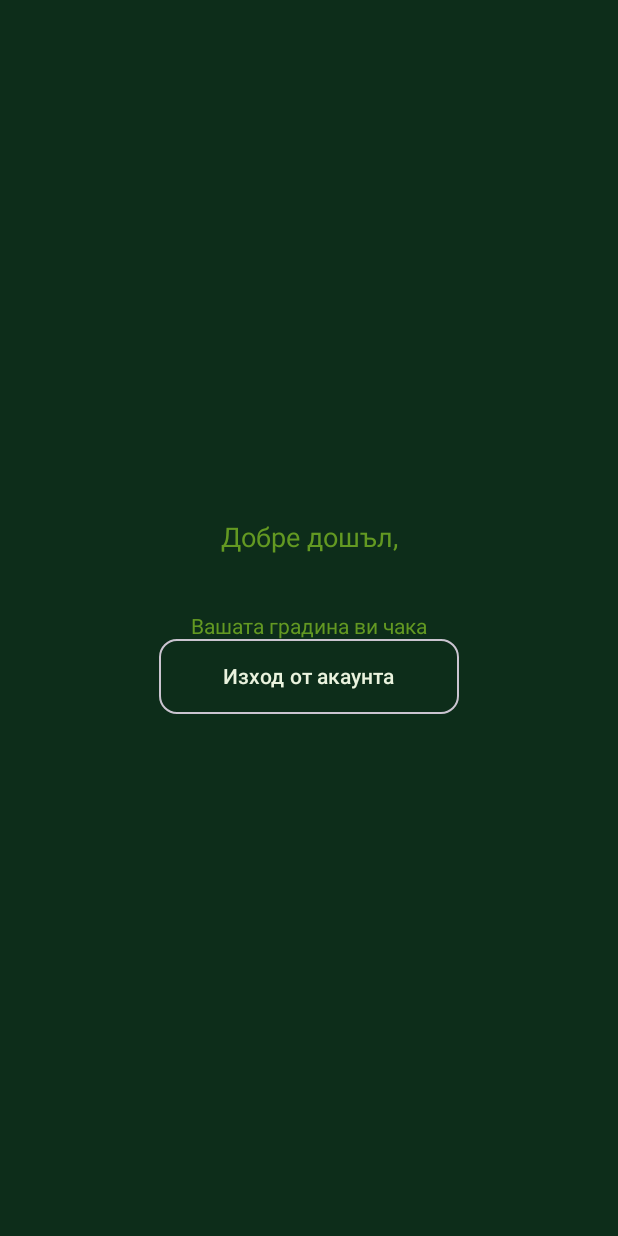
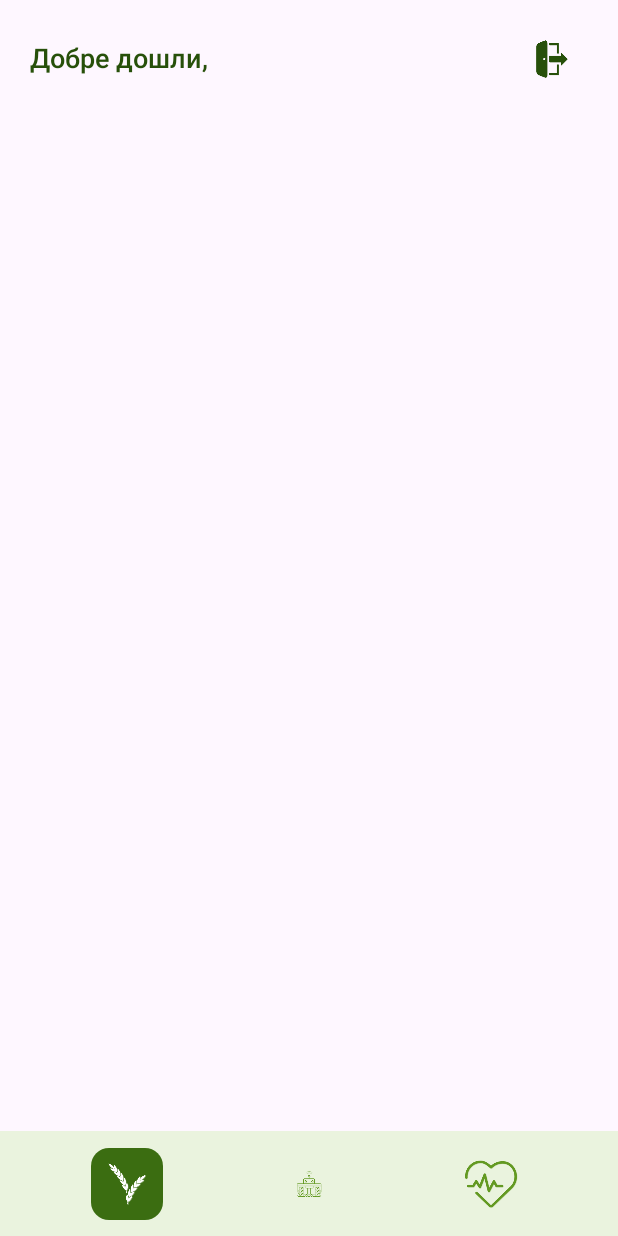
Before and after one commit to AlexDDimitrov/3D-AGROBOT, an Android app built with Jetpack Compose: the HomePageApp screen opened through its navigation route, on a phone screen of 412 x 824 dp. Run offline under Robolectric (Android 15) with nearby library versions, the light colour scheme and no system bars.

Commit message:
updating the home page and adding gardens page

```diff
--- a/Frontend/3D AGROBOT APP/app/src/main/java/ui/wizard/HomePage.kt
+++ b/Frontend/3D AGROBOT APP/app/src/main/java/ui/wizard/HomePage.kt
@@ -9,6 +9,7 @@ import androidx.compose.foundation.background
 import androidx.compose.foundation.layout.Arrangement
 import androidx.compose.foundation.layout.Box
 import androidx.compose.foundation.layout.Column
+import androidx.compose.foundation.layout.Row
 import androidx.compose.foundation.layout.Spacer
 import androidx.compose.foundation.layout.fillMaxSize
 import androidx.compose.foundation.layout.fillMaxWidth
@@ -34,6 +35,7 @@ import androidx.compose.material3.Text
 import androidx.compose.runtime.Composable
 import androidx.compose.runtime.LaunchedEffect
 import androidx.compose.runtime.getValue
+import androidx.compose.runtime.mutableIntStateOf
 import androidx.compose.runtime.mutableStateOf
 import androidx.compose.runtime.remember
 import androidx.compose.runtime.saveable.rememberSaveable
@@ -83,47 +85,104 @@ fun HomePageApp(onLogout: () -> Unit = {}) {
         firstName = withContext(Dispatchers.IO) { TokenStore.getFirstName(context) ?: "" }
         lastName = withContext(Dispatchers.IO) { TokenStore.getLastName(context) ?: "" }
     }
-    Box(
+
+    var selectedTab by remember { mutableIntStateOf(0) }
+
+    Scaffold (
         modifier = Modifier
             .fillMaxSize()
-            .background(Color(0xFF0D2D1A)),
-        contentAlignment = Alignment.Center
+            .background(Color(0xFFF4FAE8)),
+        topBar = {
+            Row(
+                modifier = Modifier
+                    .fillMaxWidth()
+                    .statusBarsPadding()
+                    .padding(horizontal = 20.dp, vertical = 15.dp),
+                horizontalArrangement = Arrangement.SpaceBetween,
+                verticalAlignment = Alignment.CenterVertically
             ) {
-        Column(horizontalAlignment = Alignment.CenterHorizontally) {
                 Text(
-                text = "Добре дошъл,",
+                    text = "Добре дошли, $firstName",
                     fontSize = 18.sp,
-                color = Color(0xFF639922)
+                    fontWeight = FontWeight.SemiBold,
+                    color = Color(0xFF27500A)
                 )
-            Text(
-                text = "$firstName $lastName",
-                fontSize = 28.sp,
-                fontWeight = FontWeight.Bold,
-                color = Color(0xFFEAF3DE)
-            )
-            Spacer(modifier = Modifier.height(8.dp))
-            Text(
-                text = "Вашата градина ви чака",
-                fontSize = 14.sp,
-                color = Color(0xFF639922)
-            )
-            OutlinedButton(
-                onClick = {
+                IconButton(onClick = {
                     CoroutineScope(Dispatchers.IO).launch {
                         TokenStore.clearToken(context)
-                        withContext(Dispatchers.Main) {
-                            onLogout()
+                        withContext(Dispatchers.Main) { onLogout() }
+                    }
+                }) {
+                    Icon(
+                        painter = painterResource(id = R.drawable.logout),
+                        contentDescription = "Logout",
+                        tint = Color(0xFF27500A)
+                    )
                 }
             }
         },
-                colors = ButtonDefaults.outlinedButtonColors(contentColor = Color(0xFFEAF3DE)),
-                shape = RoundedCornerShape(12.dp),
-                modifier = Modifier
-                    .widthIn(min = 200.dp)
-                    .height(50.dp)
-            ) {
-                Text("Изход от акаунта")
+        bottomBar = {
+            BottomNavigationBar(
+                selectedTab = selectedTab,
+                onTabSelected = { selectedTab = it }
+            )
+        }
+    ) { values ->
+        Box(modifier = Modifier.padding(values)) {
+            when (selectedTab) {
+         //       0 -> GardenPageApp()
+        //        1 -> RobotConnectPageApp()
+      //          2 -> CheckHealthPageApp()
             }
         }
     }
 }
+
+@Composable
+fun BottomNavigationBar(
+    selectedTab: Int,
+    onTabSelected: (Int) -> Unit
+) {
+    Row(
+        modifier = Modifier
+            .fillMaxWidth()
+            .navigationBarsPadding()
+            .height(70.dp)
+            .background(Color(0xFFEAF3DE))
+            .padding(horizontal = 24.dp),
+        horizontalArrangement = Arrangement.SpaceAround,
+        verticalAlignment = Alignment.CenterVertically
+    ) {
+        NavIconItem(
+            iconId = R.drawable.wheat_icon,
+            isSelected = selectedTab == 0,
+            onClick = {onTabSelected(0)}
+        )
+        NavIconItem(
+            iconId = R.drawable.robot,
+            isSelected = selectedTab == 1,
+            onClick = {onTabSelected(1)}
+        )
+        NavIconItem(
+            iconId = R.drawable.health_icon,
+            isSelected = selectedTab == 2,
+            onClick = {onTabSelected(2)}
+        )
+    }
+}
+
+@Composable
+fun NavIconItem(iconId: Int, isSelected: Boolean, onClick: () -> Unit) {
+    IconButton(
+        onClick = onClick,
+        modifier = Modifier
+            .clip(RoundedCornerShape(12.dp))
+            .background(if (isSelected) Color(0xFF3B6D11) else Color.Transparent)
+    ) {
+        Icon(
+            painter = painterResource(id = iconId),
+            contentDescription = null,
+            tint = if (isSelected) Color.White else Color(0xFF639922)
+        )
+    }
+}
```
Also changed, not shown: Frontend/3D AGROBOT APP/app/src/main/java/ui/wizard/GardenPage.kt (added, +128 -0 lines), Frontend/3D AGROBOT APP/app/src/main/res/drawable-nodpi/edit_icon.png (added), Frontend/3D AGROBOT APP/app/src/main/res/drawable-nodpi/health_icon.png (added), Frontend/3D AGROBOT APP/app/src/main/res/drawable-nodpi/logout.png (added), Frontend/3D AGROBOT APP/app/src/main/res/drawable-nodpi/robot.png (added), Frontend/3D AGROBOT APP/app/src/main/res/drawable-nodpi/wheat_icon.png (added). Lines whose indentation alone changed are shown as unchanged.
